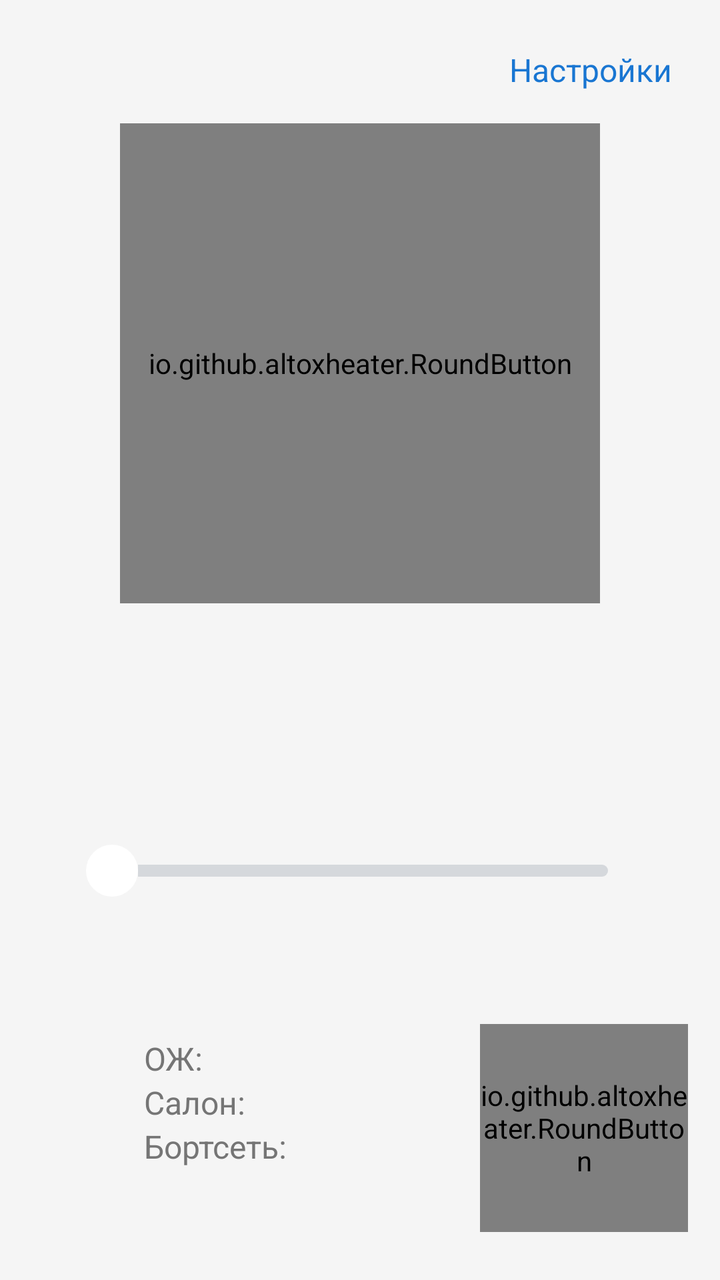
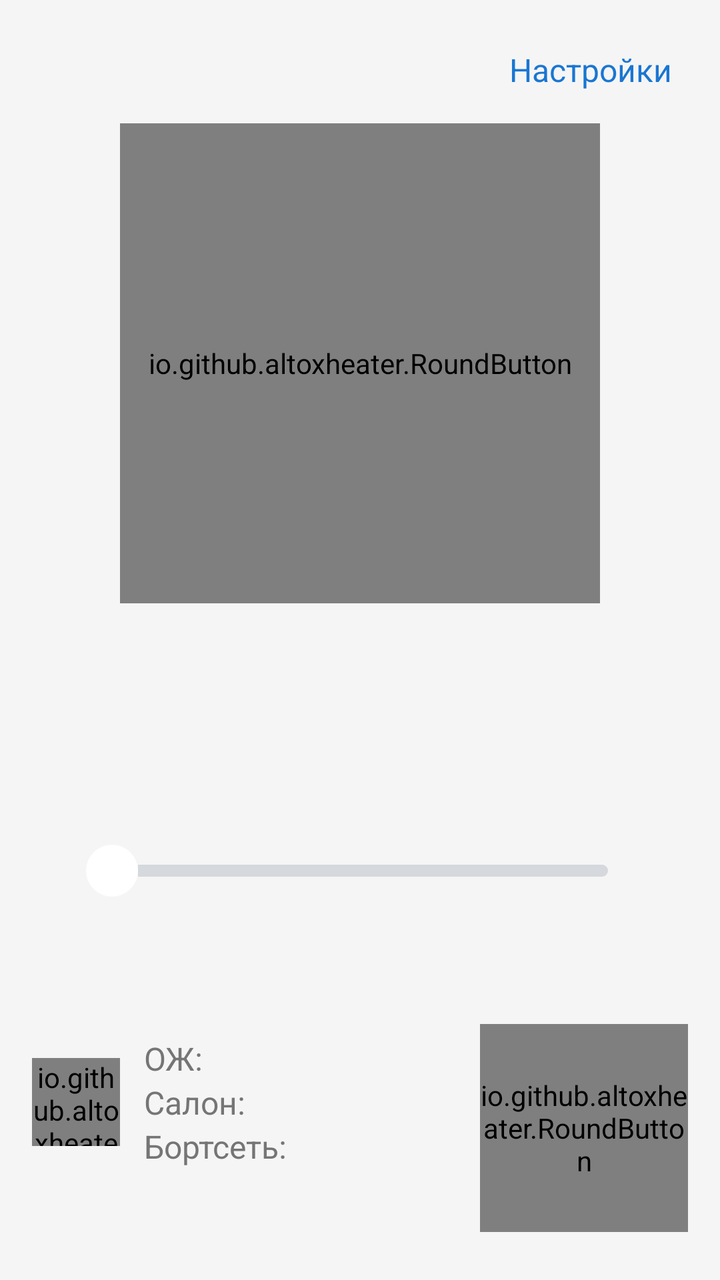

An Android layout rendered at two revisions. The XML below is the earlier revision; the diff shows what the commit changed to produce the second picture.
<!-- AndroidManifest.xml: application theme AppTheme -->
<!-- res/layout/activity_main.xml -->
<?xml version="1.0" encoding="utf-8"?>
<FrameLayout xmlns:android="http://schemas.android.com/apk/res/android"
    android:layout_width="match_parent"
    android:layout_height="match_parent"
    android:fitsSystemWindows="true">

<LinearLayout
    android:layout_width="match_parent"
    android:layout_height="match_parent"
    android:gravity="center_horizontal"
    android:orientation="vertical"
    android:padding="16dp">

    <TextView
        android:id="@+id/settings"
        android:layout_width="wrap_content"
        android:layout_height="wrap_content"
        android:layout_gravity="end"
        android:background="?android:attr/selectableItemBackground"
        android:padding="8dp"
        android:text="@string/settings"
        android:textColor="@color/accent"
        android:textSize="16sp" />

    <io.github.altoxheater.RoundButton
        android:id="@+id/power"
        android:layout_width="240dp"
        android:layout_height="240dp"
        android:layout_marginTop="8dp" />

    <TextView
        android:id="@+id/caption"
        android:layout_width="wrap_content"
        android:layout_height="wrap_content"
        android:layout_marginTop="16dp"
        android:textColor="@color/text"
        android:textSize="20sp" />

    <TextView
        android:id="@+id/message"
        android:layout_width="wrap_content"
        android:layout_height="wrap_content"
        android:layout_marginTop="6dp"
        android:gravity="center"
        android:textColor="@color/error"
        android:textSize="15sp" />

    
    
    <LinearLayout
        android:layout_width="248dp"
        android:layout_height="wrap_content"
        android:layout_marginTop="16dp"
        android:orientation="horizontal">

        <TextView
            android:id="@+id/minutesTitle"
            android:layout_width="0dp"
            android:layout_height="wrap_content"
            android:layout_weight="1"
            android:textColor="@color/text_secondary"
            android:textSize="15sp" />

        <TextView
            android:id="@+id/minutesLabel"
            android:layout_width="wrap_content"
            android:layout_height="wrap_content"
            android:fontFeatureSettings="tnum"
            android:textColor="@color/text"
            android:textSize="15sp" />
    </LinearLayout>

    
    <SeekBar
        android:id="@+id/minutes"
        android:layout_width="280dp"
        android:layout_height="56dp"
        android:paddingStart="16dp"
        android:paddingEnd="16dp"
        android:progressDrawable="@drawable/slider_track"
        android:thumb="@drawable/slider_thumb" />

    <TextView
        android:id="@+id/smsLabel"
        android:layout_width="280dp"
        android:layout_height="wrap_content"
        android:paddingStart="16dp"
        android:paddingEnd="16dp"
        android:textColor="@color/text_secondary"
        android:textSize="13sp" />

    <Space
        android:layout_width="0dp"
        android:layout_height="0dp"
        android:layout_weight="1" />

    <LinearLayout
        android:layout_width="match_parent"
        android:layout_height="wrap_content"
        android:layout_marginBottom="8dp"
        android:gravity="center_vertical"
        android:orientation="horizontal">

        <LinearLayout
            android:id="@+id/statusBlock"
            android:layout_width="0dp"
            android:layout_height="wrap_content"
            android:layout_weight="1"
            android:orientation="vertical">

            <LinearLayout
                android:layout_width="wrap_content"
                android:layout_height="wrap_content"
                android:gravity="center_vertical"
                android:orientation="horizontal">

                <ImageView
                    android:id="@+id/flame"
                    android:layout_width="44dp"
                    android:layout_height="44dp"
                    android:layout_marginEnd="12dp" />

                <TextView
                    android:id="@+id/statusLabels"
                    android:layout_width="wrap_content"
                    android:layout_height="wrap_content"
                    android:lineSpacingExtra="3dp"
                    android:text="ОЖ:\nСалон:\nБортсеть:"
                    android:textColor="@color/text_secondary"
                    android:textSize="16sp" />

                
                <TextView
                    android:id="@+id/statusInfo"
                    android:layout_width="wrap_content"
                    android:layout_height="wrap_content"
                    android:layout_marginStart="12dp"
                    android:gravity="end"
                    android:lineSpacingExtra="3dp"
                    android:textColor="@color/text"
                    android:textSize="16sp" />
            </LinearLayout>

            <TextView
                android:id="@+id/statusTime"
                android:layout_width="wrap_content"
                android:layout_height="wrap_content"
                android:layout_marginTop="8dp"
                android:ellipsize="end"
                android:fontFeatureSettings="tnum"
                android:maxLines="1"
                android:textColor="@color/text_secondary"
                android:textSize="13sp" />
        </LinearLayout>

        <io.github.altoxheater.RoundButton
            android:id="@+id/status"
            android:layout_width="104dp"
            android:layout_height="104dp"
            android:layout_marginStart="12dp" />
    </LinearLayout>
</LinearLayout>
</FrameLayout>
<!-- resources referenced by this layout -->
<resources>
  <color name="accent">#1976D2</color>
  <color name="error">#C62828</color>
  <color name="text">#212121</color>
  <color name="text_secondary">#757575</color>
  <!-- drawable slider_thumb (drawable) -->
  <?xml version="1.0" encoding="utf-8"?>
  <shape xmlns:android="http://schemas.android.com/apk/res/android" android:shape="oval">
      <solid android:color="#FFFFFF" />
      <size android:width="26dp" android:height="26dp" />
  </shape>
  <!-- drawable slider_track (drawable) -->
  <?xml version="1.0" encoding="utf-8"?>
  <layer-list xmlns:android="http://schemas.android.com/apk/res/android">
      <item
          android:id="@android:id/background"
          android:gravity="center_vertical|fill_horizontal">
          <shape>
              <corners android:radius="3dp" />
              <size android:height="6dp" />
              <solid android:color="#D5D8DC" />
          </shape>
      </item>
      <item
          android:id="@android:id/progress"
          android:gravity="center_vertical|fill_horizontal">
          <scale android:scaleWidth="100%">
              <shape>
                  <corners android:radius="3dp" />
                  <size android:height="6dp" />
                  <solid android:color="#FFFFFF" />
              </shape>
          </scale>
      </item>
  </layer-list>
  <string name="settings">Настройки</string>
  <style name="AppTheme" parent="android:Theme.Material.Light.NoActionBar">
          <item name="android:colorPrimary">@color/accent</item>
          <item name="android:colorAccent">@color/accent</item>
          <item name="android:windowBackground">@color/background</item>
          <item name="android:statusBarColor">@color/background</item>
          <item name="android:navigationBarColor">@color/background</item>
          <item name="android:windowLightStatusBar">true</item>
      </style>
  <color name="background">#F5F5F5</color>
</resources>

<!-- the commit's change to res/layout/activity_main.xml (unified diff, before → after) -->
@@ -114,7 +114,7 @@
                 android:gravity="center_vertical"
                 android:orientation="horizontal">
 
-                <ImageView
+                <io.github.altoxheater.FlameView
                     android:id="@+id/flame"
                     android:layout_width="44dp"
                     android:layout_height="44dp"
